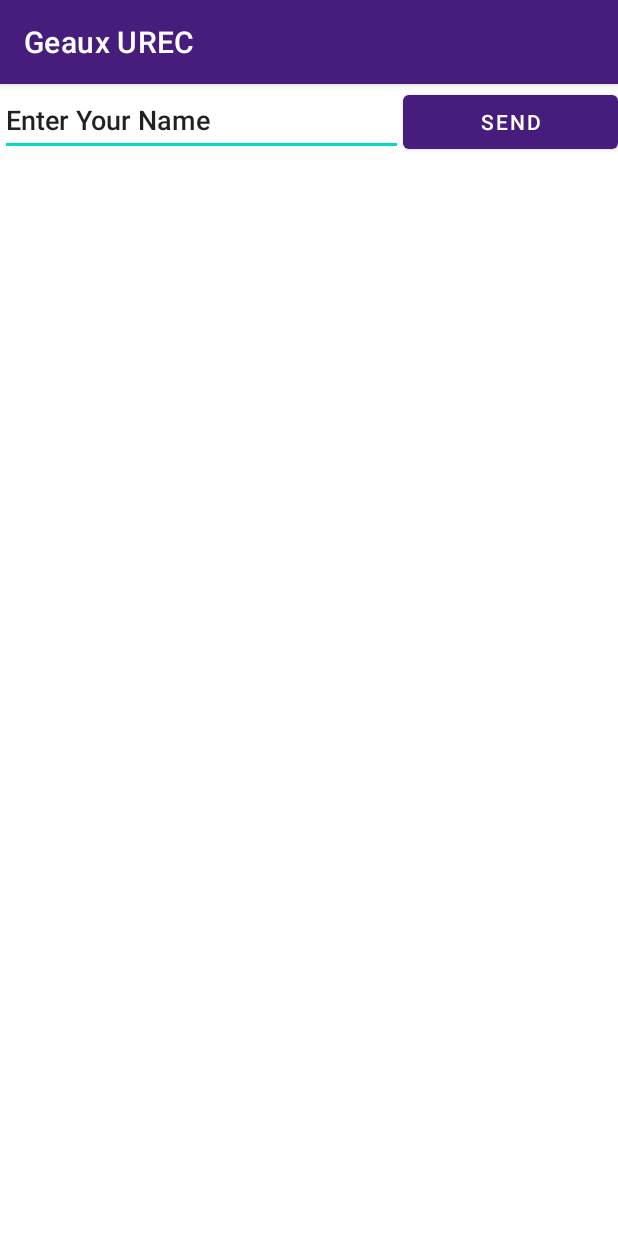
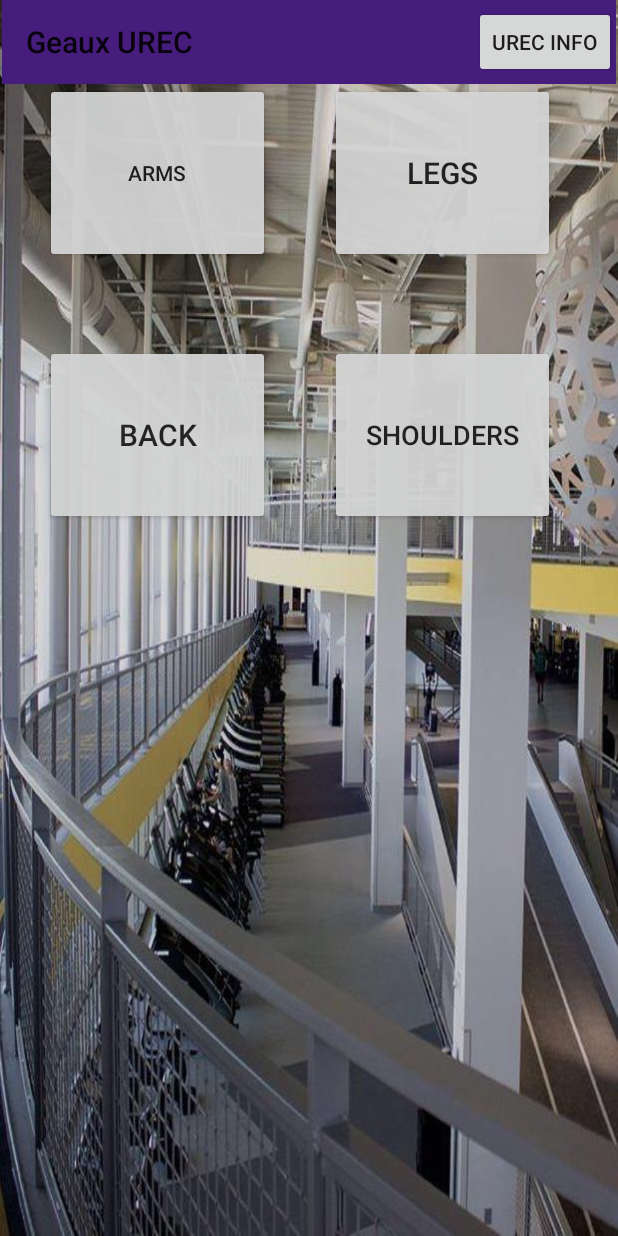
Before and after one commit to claireew02/UrecApp, an Android app: the screen it shows after launch (UserPage before the commit, MuscleScreen after it), on a phone screen of 412 x 824 dp. Run offline under Robolectric (Android 15) with nearby library versions, the phone set to English and light mode, and no system bars.

Commit message:
Added custom app bar with urec info button

```diff
--- a/app/build.gradle
+++ b/app/build.gradle
@@ -32,7 +32,6 @@ dependencies {
     implementation 'androidx.appcompat:appcompat:1.4.1'
     implementation 'com.google.android.material:material:1.5.0'
     implementation 'androidx.constraintlayout:constraintlayout:2.1.3'
-    implementation 'com.google.firebase:firebase-firestore:23.0.2'
     testImplementation 'junit:junit:4.+'
     androidTestImplementation 'androidx.test.ext:junit:1.1.3'
     androidTestImplementation 'androidx.test.espresso:espresso-core:3.4.0'
--- a/app/src/main/java/com/example/urecmapapp/MuscleScreen.java
+++ b/app/src/main/java/com/example/urecmapapp/MuscleScreen.java
@@ -3,6 +3,8 @@ package com.example.urecmapapp;
 
 
 import androidx.appcompat.app.AppCompatActivity;
+import androidx.appcompat.widget.Toolbar;
+
 import android.content.Intent;
 import android.os.Bundle;
 import android.view.View;
@@ -11,13 +13,15 @@ import android.view.View;
 
 public class MuscleScreen extends AppCompatActivity {
 
+Toolbar appbar;
 
 
     @Override
     protected void onCreate(Bundle savedInstanceState) {
         super.onCreate(savedInstanceState);
         setContentView(R.layout.muscles);
-
+        appbar = findViewById(R.id.toolbar);
+        setSupportActionBar(appbar);
 
     }
     //method to display arm machines
@@ -48,6 +52,13 @@ public class MuscleScreen extends AppCompatActivity {
 
     }
 
+    //method to display workout plan
+    public void sendUser(View view) {
+        Intent user = new Intent(this, Urec.class);
+        startActivity(user);
+
+    }
+
 
 
 
--- a/app/src/main/java/com/example/urecmapapp/UserPage.java
+++ /dev/null
@@ -1,27 +0,0 @@
-package com.example.urecmapapp;
-
-import androidx.appcompat.app.AppCompatActivity;
-
-import android.content.Intent;
-import android.os.Bundle;
-import android.view.View;
-import android.widget.EditText;
-
-public class UserPage extends AppCompatActivity {
-    public static final String EXTRA_MESSAGE = "com.example.urecmapapp.MESSAGE";
-    @Override
-    protected void onCreate(Bundle savedInstanceState) {
-        super.onCreate(savedInstanceState);
-        setContentView(R.layout.userpage);
-    }
-
-    public void sendUser(View view){
-        Intent intent = new Intent(this, UserDisplay.class);
-        EditText editText = (EditText) findViewById(R.id.UserName);
-        String message = editText.getText().toString();
-        intent.putExtra(EXTRA_MESSAGE, message);
-        startActivity(intent);
-    }
-
-
-}
--- a/app/src/main/res/layout/muscles.xml
+++ b/app/src/main/res/layout/muscles.xml
@@ -2,6 +2,7 @@
 <androidx.constraintlayout.widget.ConstraintLayout xmlns:android="http://schemas.android.com/apk/res/android"
     xmlns:app="http://schemas.android.com/apk/res-auto"
     xmlns:tools="http://schemas.android.com/tools"
+    android:id="@+id/MuscleScreen"
     android:layout_width="match_parent"
     android:layout_height="match_parent"
     android:background="@drawable/urec_background"
@@ -14,9 +15,9 @@
         android:layout_marginStart="30dp"
         android:layout_marginTop="55dp"
         android:alpha="0.93"
+        android:onClick="sendArms"
+
         android:text="@string/arms"
-        android:textSize="20sp"
-        android:onClick="sendArms"
         app:layout_constraintStart_toStartOf="parent"
         app:layout_constraintTop_toTopOf="parent" />
 
@@ -26,8 +27,8 @@
         android:layout_height="120dp"
         android:layout_marginStart="220dp"
         android:layout_marginTop="55dp"
+        android:alpha="0.93"
         android:onClick="sendLegs"
-        android:alpha="0.93"
         android:text="@string/legs"
         android:textSize="20sp"
         app:layout_constraintStart_toStartOf="parent"
@@ -39,8 +40,8 @@
         android:layout_height="120dp"
         android:layout_marginStart="30dp"
         android:layout_marginTop="230dp"
+        android:alpha="0.93"
         android:onClick="sendBack"
-        android:alpha="0.93"
         android:text="@string/back"
         android:textSize="20sp"
         app:layout_constraintStart_toStartOf="parent"
@@ -52,12 +53,31 @@
         android:layout_height="120dp"
         android:layout_marginStart="220dp"
         android:layout_marginTop="230dp"
+        android:alpha="0.93"
         android:onClick="sendShoulders"
-        android:alpha="0.93"
         android:text="@string/shoulders"
         android:textSize="18sp"
         app:layout_constraintStart_toStartOf="parent"
         app:layout_constraintTop_toTopOf="parent" />
 
+    <androidx.appcompat.widget.Toolbar
+        android:id="@+id/toolbar"
+        android:layout_width="409dp"
+        android:layout_height="wrap_content"
+        android:background="?attr/colorPrimary"
+        android:minHeight="?attr/actionBarSize"
+        android:theme="?attr/actionBarTheme"
+        app:layout_constraintEnd_toEndOf="parent"
+        app:layout_constraintStart_toStartOf="parent"
+        app:layout_constraintTop_toTopOf="parent" >
+    <Button
+        android:layout_width="wrap_content"
+        android:layout_height="wrap_content"
+        android:text="UREC Info"
+        android:layout_gravity="right"
+        android:onClick="sendUser"
+        />
+    </androidx.appcompat.widget.Toolbar>
+
 
 </androidx.constraintlayout.widget.ConstraintLayout>
--- a/app/src/main/res/layout/userpage.xml
+++ /dev/null
@@ -1,36 +0,0 @@
-<?xml version="1.0" encoding="utf-8"?>
-<LinearLayout xmlns:android="http://schemas.android.com/apk/res/android"
-
-    xmlns:tools="http://schemas.android.com/tools"
-    android:layout_width="match_parent"
-    android:layout_height="match_parent"
-    android:orientation="vertical"
-    tools:context=".UserPage">
-
-    <LinearLayout
-        android:layout_width="match_parent"
-        android:layout_height="70dp"
-        android:orientation="horizontal">
-
-
-        <EditText
-            android:id="@+id/UserName"
-            android:layout_width="wrap_content"
-            android:layout_height="wrap_content"
-            android:layout_weight="1"
-            android:ems="10"
-            android:inputType="textPersonName"
-            android:minHeight="48dp"
-            android:text="@string/edit_message"
-            android:autofillHints="Enter Name" />
-
-        <Button
-            android:id="@+id/button"
-            android:layout_width="wrap_content"
-            android:layout_height="wrap_content"
-            android:layout_weight="1"
-            android:onClick="sendUser"
-            android:text="@string/button_send" />
-
-    </LinearLayout>
-</LinearLayout>
--- a/app/src/main/res/values/strings.xml
+++ b/app/src/main/res/values/strings.xml
@@ -84,7 +84,4 @@
     <string name="power_rack_floor_1">Power Rack: Floor 1</string>
     <string name="power_rack_location">Power Rack Location</string>
 
-    <string name="edit_message">Enter Your Name</string>
-    <string name="button_send">Send</string>
-
 </resources>
--- a/app/src/main/res/values/themes.xml
+++ b/app/src/main/res/values/themes.xml
@@ -1,6 +1,6 @@
 <resources xmlns:tools="http://schemas.android.com/tools">
     <!-- Base application theme. -->
-    <style name="Theme.UrecMapApp" parent="Theme.MaterialComponents.DayNight.DarkActionBar">
+    <style name="Theme.UrecMapApp" parent="Theme.AppCompat.DayNight.NoActionBar">
         <!-- Primary brand color. -->
         <item name="colorPrimary">#461d7c</item>
         <item name="colorPrimaryVariant">@color/white</item>
```
Also changed, not shown: app/src/main/AndroidManifest.xml (+23 -87 lines), app/src/main/java/com/example/urecmapapp/Singleton.java (deleted, +0 -17 lines), app/src/main/java/com/example/urecmapapp/Urec.java (added, +29 -0 lines), app/src/main/java/com/example/urecmapapp/UrecInfo.java (added, +23 -0 lines), app/src/main/java/com/example/urecmapapp/UserDisplay.java (deleted, +0 -38 lines), app/src/main/res/layout/urec.xml (added, +23 -0 lines), app/src/main/res/layout/userdisplay.xml (deleted, +0 -19 lines).
